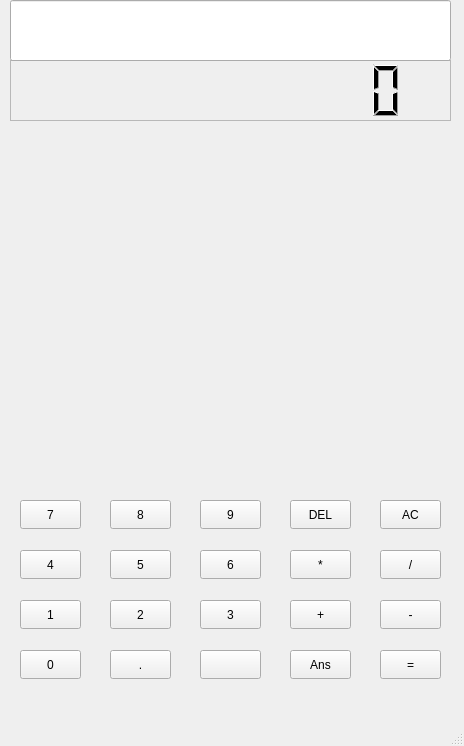
Above: mainwindow.ui from nabinkhanal00/calc before the change. Below: the same form after it.
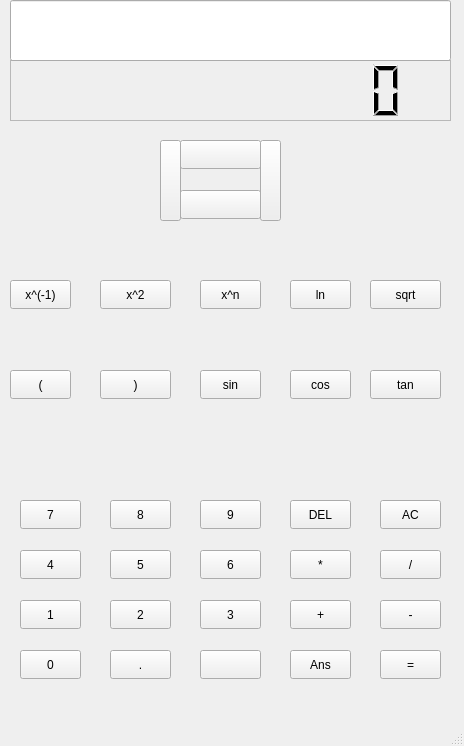
That is the form after the change.

```diff
--- a/mainwindow.ui
+++ b/mainwindow.ui
@@ -340,6 +340,188 @@
      <bool>true</bool>
     </property>
    </widget>
+   <widget class="QPushButton" name="left_b">
+    <property name="geometry">
+     <rect>
+      <x>10</x>
+      <y>370</y>
+      <width>61</width>
+      <height>29</height>
+     </rect>
+    </property>
+    <property name="text">
+     <string>(</string>
+    </property>
+   </widget>
+   <widget class="QPushButton" name="right_b">
+    <property name="geometry">
+     <rect>
+      <x>100</x>
+      <y>370</y>
+      <width>71</width>
+      <height>29</height>
+     </rect>
+    </property>
+    <property name="text">
+     <string>)</string>
+    </property>
+   </widget>
+   <widget class="QPushButton" name="sin">
+    <property name="geometry">
+     <rect>
+      <x>200</x>
+      <y>370</y>
+      <width>61</width>
+      <height>29</height>
+     </rect>
+    </property>
+    <property name="text">
+     <string>sin</string>
+    </property>
+   </widget>
+   <widget class="QPushButton" name="cos">
+    <property name="geometry">
+     <rect>
+      <x>290</x>
+      <y>370</y>
+      <width>61</width>
+      <height>29</height>
+     </rect>
+    </property>
+    <property name="text">
+     <string>cos</string>
+    </property>
+   </widget>
+   <widget class="QPushButton" name="tan">
+    <property name="geometry">
+     <rect>
+      <x>370</x>
+      <y>370</y>
+      <width>71</width>
+      <height>29</height>
+     </rect>
+    </property>
+    <property name="text">
+     <string>tan</string>
+    </property>
+   </widget>
+   <widget class="QPushButton" name="up">
+    <property name="geometry">
+     <rect>
+      <x>180</x>
+      <y>140</y>
+      <width>81</width>
+      <height>29</height>
+     </rect>
+    </property>
+    <property name="text">
+     <string/>
+    </property>
+   </widget>
+   <widget class="QPushButton" name="down">
+    <property name="geometry">
+     <rect>
+      <x>180</x>
+      <y>190</y>
+      <width>81</width>
+      <height>29</height>
+     </rect>
+    </property>
+    <property name="text">
+     <string/>
+    </property>
+   </widget>
+   <widget class="QPushButton" name="left">
+    <property name="geometry">
+     <rect>
+      <x>160</x>
+      <y>140</y>
+      <width>21</width>
+      <height>81</height>
+     </rect>
+    </property>
+    <property name="text">
+     <string/>
+    </property>
+   </widget>
+   <widget class="QPushButton" name="right">
+    <property name="geometry">
+     <rect>
+      <x>260</x>
+      <y>140</y>
+      <width>21</width>
+      <height>81</height>
+     </rect>
+    </property>
+    <property name="text">
+     <string/>
+    </property>
+   </widget>
+   <widget class="QPushButton" name="inverse">
+    <property name="geometry">
+     <rect>
+      <x>10</x>
+      <y>280</y>
+      <width>61</width>
+      <height>29</height>
+     </rect>
+    </property>
+    <property name="text">
+     <string>x^(-1)</string>
+    </property>
+   </widget>
+   <widget class="QPushButton" name="square">
+    <property name="geometry">
+     <rect>
+      <x>100</x>
+      <y>280</y>
+      <width>71</width>
+      <height>29</height>
+     </rect>
+    </property>
+    <property name="text">
+     <string>x^2</string>
+    </property>
+   </widget>
+   <widget class="QPushButton" name="pow_n">
+    <property name="geometry">
+     <rect>
+      <x>200</x>
+      <y>280</y>
+      <width>61</width>
+      <height>29</height>
+     </rect>
+    </property>
+    <property name="text">
+     <string>x^n</string>
+    </property>
+   </widget>
+   <widget class="QPushButton" name="ln">
+    <property name="geometry">
+     <rect>
+      <x>290</x>
+      <y>280</y>
+      <width>61</width>
+      <height>29</height>
+     </rect>
+    </property>
+    <property name="text">
+     <string>ln</string>
+    </property>
+   </widget>
+   <widget class="QPushButton" name="sqrt">
+    <property name="geometry">
+     <rect>
+      <x>370</x>
+      <y>280</y>
+      <width>71</width>
+      <height>29</height>
+     </rect>
+    </property>
+    <property name="text">
+     <string>sqrt</string>
+    </property>
+   </widget>
   </widget>
   <widget class="QMenuBar" name="menubar">
    <property name="geometry">
```
Left out of the diff: 2 changed lines with no effect on the pictures.
